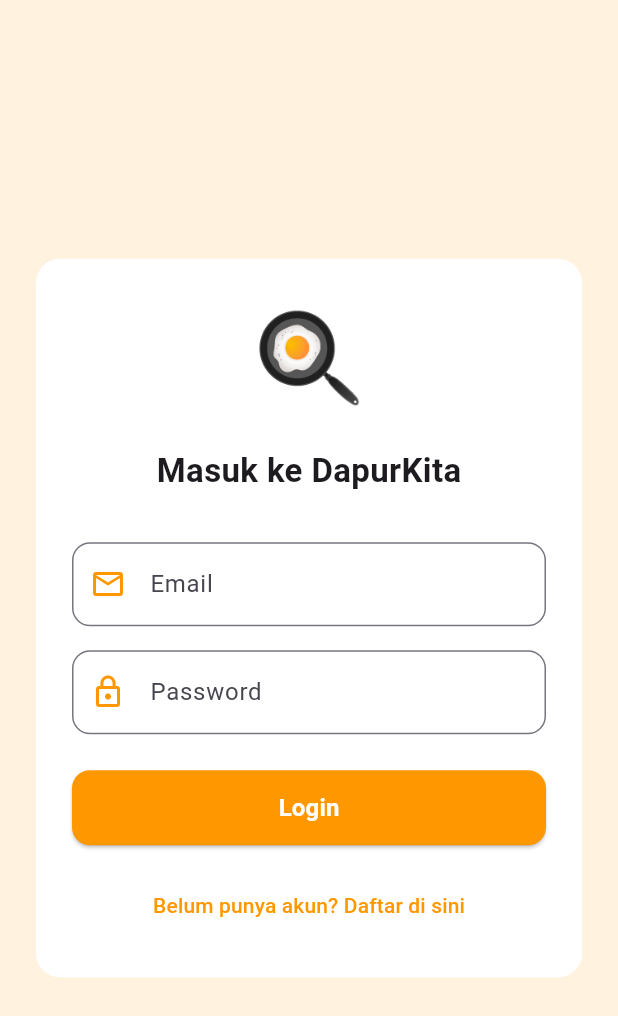
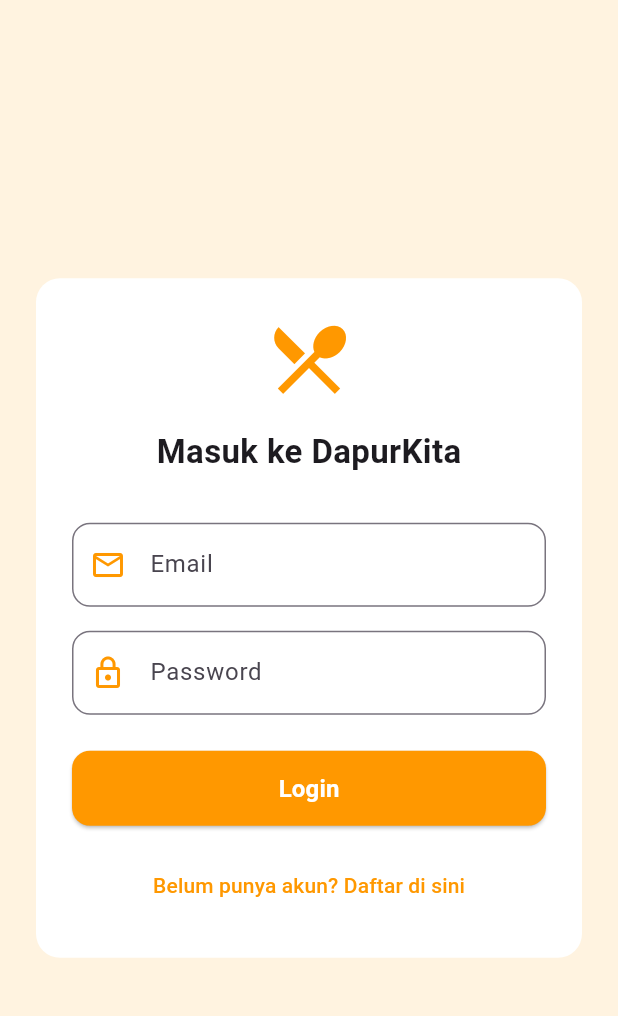
Before and after one commit to MamaDHO/flutter_application_kelompok2, a Flutter app: the screen it shows after launch, on a phone screen of 412 x 824 dp. Shown: the top 1016 px of the screen. Run offline on Flutter 3.47's test engine with Material 3 defaults, Android fonts, the phone set to English and light mode, and no system bars; our stand-ins replace image_picker, shared_preferences.

Commit message:
modified:   lib/screens/login_page.dart

```diff
--- a/lib/screens/login_page.dart
+++ b/lib/screens/login_page.dart
@@ -61,7 +61,7 @@ class _LoginPageState extends State<LoginPage> {
             child: Column(
               mainAxisSize: MainAxisSize.min,
               children: [
-                const Text('🍳', style: TextStyle(fontSize: 60)),
+                const Icon(Icons.restaurant_menu, size: 60, color: Colors.orange),
                 const SizedBox(height: 16),
                 const Text(
                   'Masuk ke DapurKita',
```
